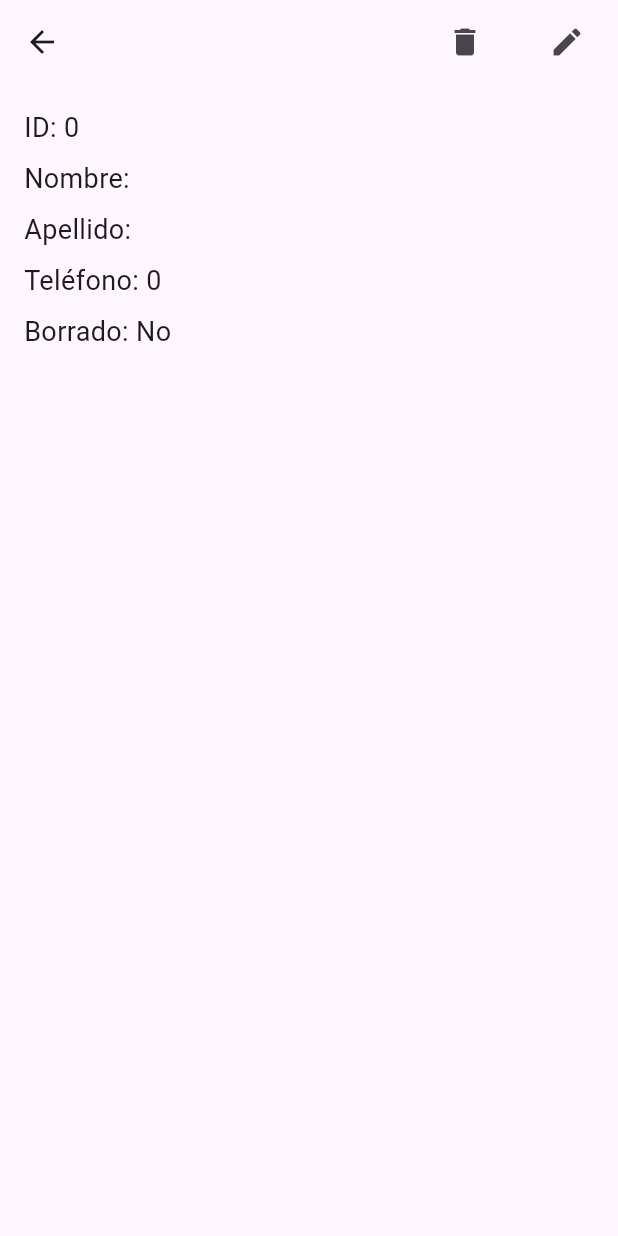
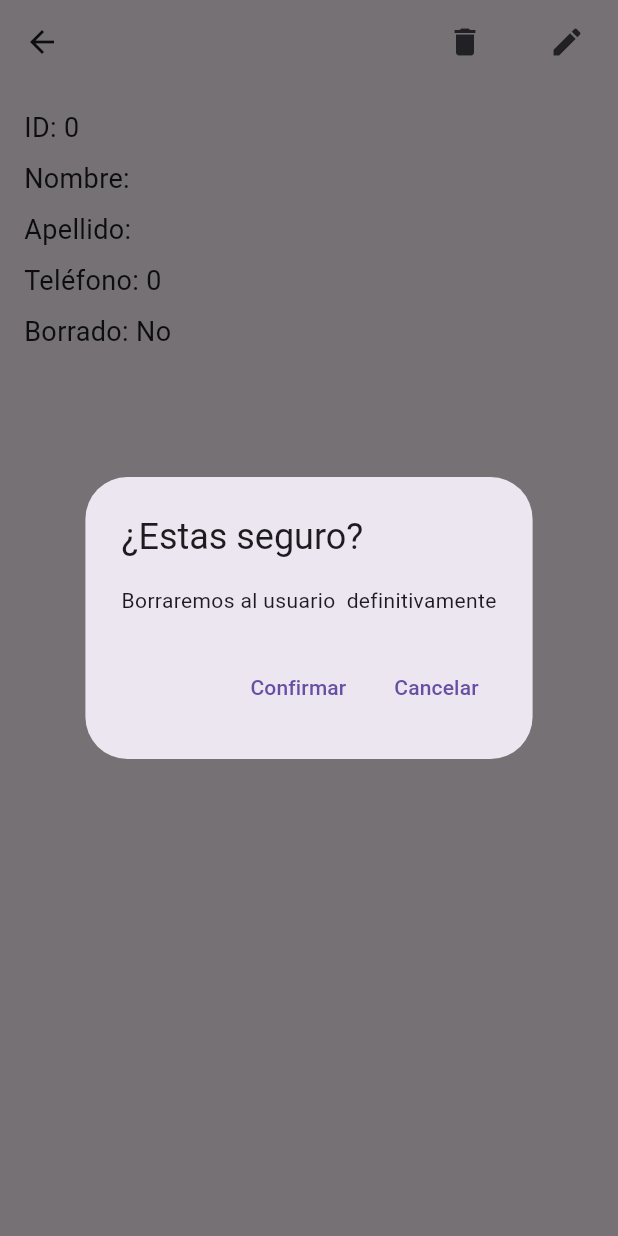
Before and after one commit to GeloAndres/The_Life_Water, a Flutter app: the ClientDetailsScreen screen opened directly with empty values, after a tap on the "delete" icon, on a phone screen of 412 x 824 dp. Run offline on Flutter 3.47's test engine with Material 3 defaults, Android fonts, the phone set to English and light mode, and no system bars; our stand-ins replace dio, flutter_form_builder, flutter_riverpod, form_builder_validators, go_router, google_fonts.

Commit message:
ejecucion de boton borrar cliente

```diff
--- a/frontend/the_life_water/lib/presentation/screen/admin_screen/watch_client/client_detail_screen.dart
+++ b/frontend/the_life_water/lib/presentation/screen/admin_screen/watch_client/client_detail_screen.dart
@@ -1,19 +1,45 @@
 import 'package:flutter/material.dart';
+import 'package:flutter_riverpod/flutter_riverpod.dart';
+import 'package:go_router/go_router.dart';
 import 'package:the_life_water/domain/entities/client.dart';
-import 'package:the_life_water/presentation/screen/admin_screen/watch_client/update_client/update_client.dart'; // Importar el modelo Client
+import 'package:the_life_water/presentation/Provider/cliente_provider.dart';
+import 'package:the_life_water/presentation/screen/admin_screen/watch_client/update_client/update_client.dart';
 
-class ClientDetailsScreen extends StatelessWidget {
+class ClientDetailsScreen extends ConsumerWidget {
   final Client client;
 
   const ClientDetailsScreen({super.key, required this.client});
 
   @override
-  Widget build(BuildContext context) {
+  Widget build(BuildContext context, ref) {
+    final clienteProvider = ref.watch(clienteRepositoryProvider);
+
     return Scaffold(
       appBar: AppBar(
         title: Text('${client.nombre} ${client.apellido}'),
         actions: [
-          IconButton(onPressed: () {}, icon: const Icon(Icons.delete)),
+          IconButton(
+              onPressed: () {
+                showDialog(
+                    context: context,
+                    builder: (BuildContext context) {
+                      return AlertDialog(
+                        title: const Text('¿Estas seguro?'),
+                        content: Text(
+                            'Borraremos al usuario ${client.nombre} definitivamente'),
+                        actions: [
+                          TextButton(
+                              onPressed: () {}, child: const Text('Confirmar')),
+                          TextButton(
+                              onPressed: () {
+                                context.pop();
+                              },
+                              child: const Text('Cancelar'))
+                        ],
+                      );
+                    });
+              },
+              icon: const Icon(Icons.delete)),
           const SizedBox(
             width: 20,
           ),
```
